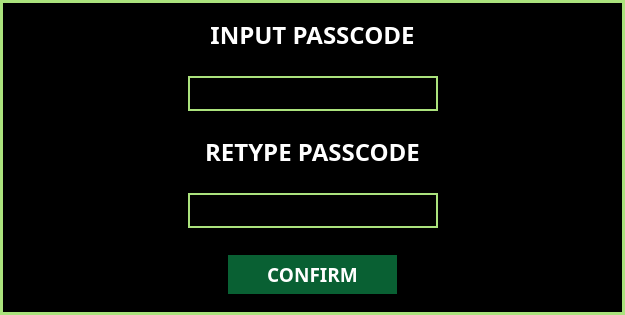
Old version of the form Dialogs/DLog_CheckPasscode.ui in the repository Bideiro/Ranil_project_py.
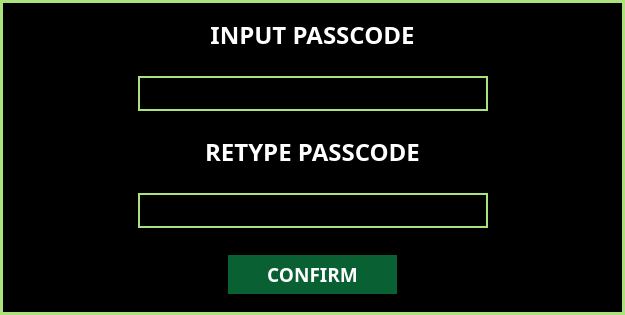
New version of the form.

Commit message: applied passcode on creation of user and prod

Diff of the .ui file:
```diff
--- a/Dialogs/DLog_CheckPasscode.ui
+++ b/Dialogs/DLog_CheckPasscode.ui
@@ -112,7 +112,7 @@
              </property>
              <property name="sizeHint" stdset="0">
               <size>
-               <width>137</width>
+               <width>40</width>
                <height>20</height>
               </size>
              </property>
@@ -128,13 +128,19 @@
              </property>
              <property name="minimumSize">
               <size>
-               <width>250</width>
+               <width>350</width>
                <height>35</height>
               </size>
              </property>
              <property name="maxLength">
               <number>6</number>
              </property>
+             <property name="echoMode">
+              <enum>QLineEdit::Password</enum>
+             </property>
+             <property name="alignment">
+              <set>Qt::AlignCenter</set>
+             </property>
             </widget>
            </item>
            <item>
@@ -144,7 +150,7 @@
              </property>
              <property name="sizeHint" stdset="0">
               <size>
-               <width>136</width>
+               <width>40</width>
                <height>20</height>
               </size>
              </property>
@@ -212,7 +218,7 @@
              </property>
              <property name="sizeHint" stdset="0">
               <size>
-               <width>137</width>
+               <width>40</width>
                <height>20</height>
               </size>
              </property>
@@ -228,13 +234,19 @@
              </property>
              <property name="minimumSize">
               <size>
-               <width>250</width>
+               <width>350</width>
                <height>35</height>
               </size>
              </property>
              <property name="maxLength">
               <number>6</number>
              </property>
+             <property name="echoMode">
+              <enum>QLineEdit::Password</enum>
+             </property>
+             <property name="alignment">
+              <set>Qt::AlignCenter</set>
+             </property>
             </widget>
            </item>
            <item>
@@ -244,7 +256,7 @@
              </property>
              <property name="sizeHint" stdset="0">
               <size>
-               <width>136</width>
+               <width>40</width>
                <height>20</height>
               </size>
              </property>
```
Left out of the diff: 4 changed lines with no effect on the pictures. The commit also changes 39 other files.
